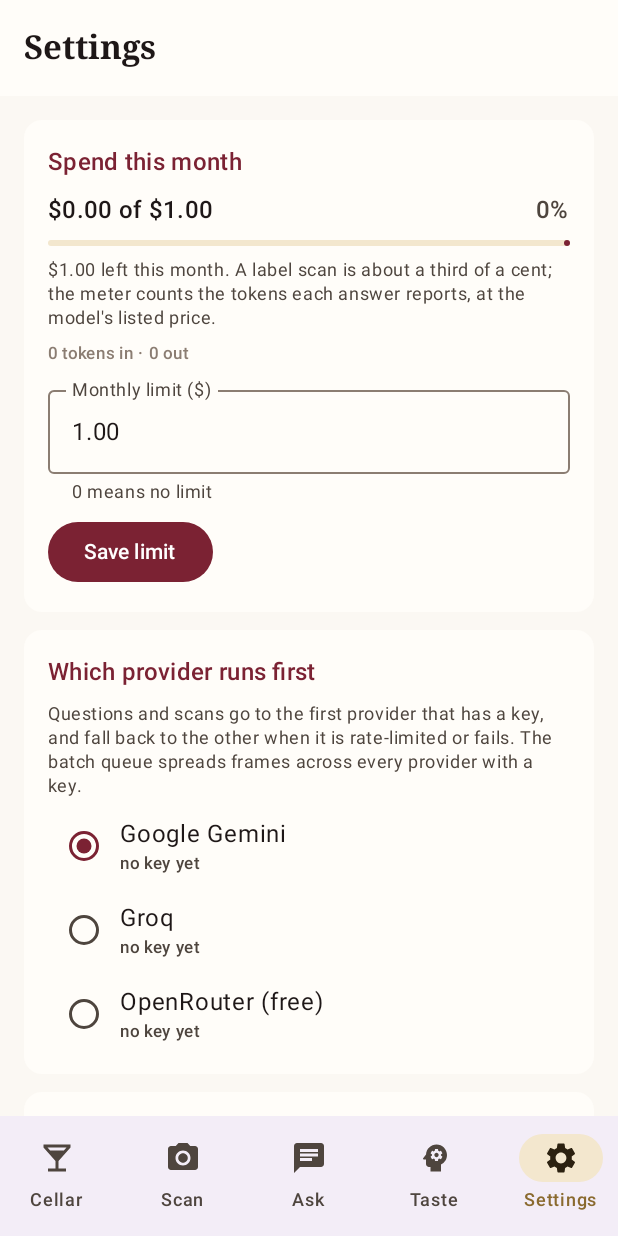
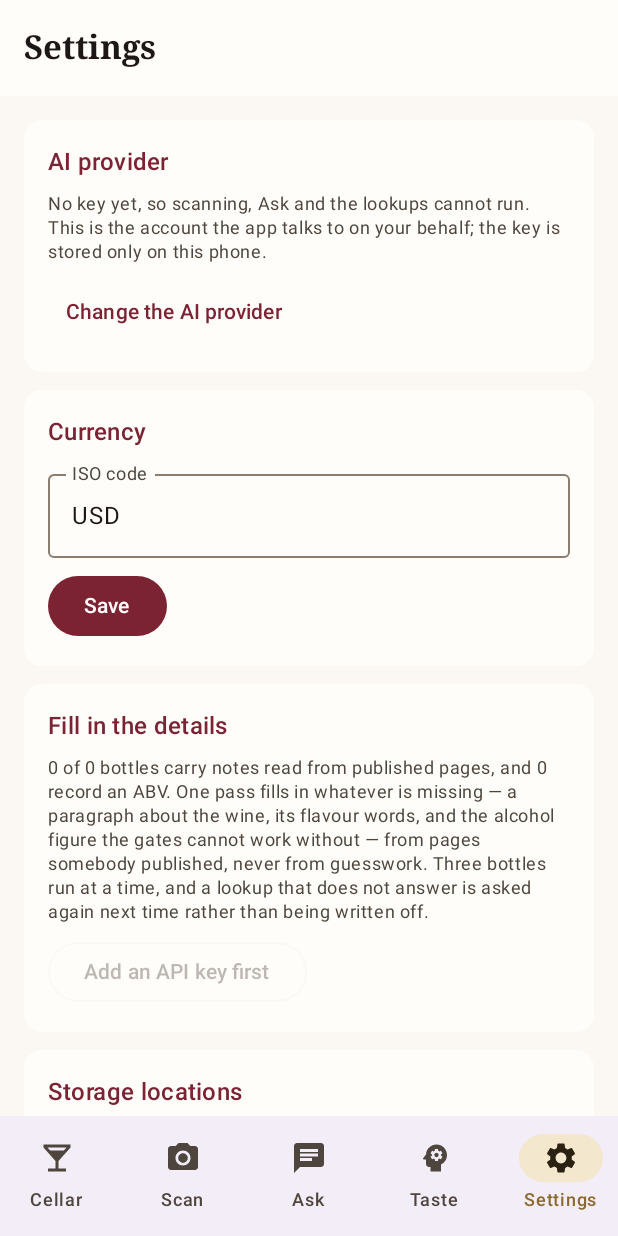
Before and after one commit to iairj84/vinoteca, an Android app built with Jetpack Compose: the SettingsScreen screen opened through its navigation route, on a phone screen of 412 x 824 dp. Run offline under Robolectric (Android 15) with nearby library versions, the phone set to English and light mode, and no system bars; pictures from the network do not load.

Commit message:
One pass for the details, and a Settings a person can read
The cellar had two fill-in jobs and two buttons, so a bottle missing both
notes and an ABV went through the queue twice; one lookup answers both.
They are now one "Fill in the details" action that walks each incomplete
bottle once, three at a time, retries a lookup that never answered, and
offers "Look again" for the bottles whose pages printed nothing.

Settings opened with spend, provider order, API keys, base URLs and three
model lists. All of that sits behind one AI provider card now, and the
cellar's own tools come first.

The Taste tab also renders what it can and prints the message from
anything it could not read, instead of closing the app on the way in.

🤖 Generated with Codebuff
Co-Authored-By: Codebuff <noreply@codebuff.com>

```diff
--- a/app/src/main/java/com/wineverdict/app/AppGraph.kt
+++ b/app/src/main/java/com/wineverdict/app/AppGraph.kt
@@ -2,11 +2,10 @@ package com.wineverdict.app
 
 import android.content.Context
 import com.wineverdict.app.ai.AiClient
-import com.wineverdict.app.data.AlcoholBackfill
 import com.wineverdict.app.data.CellarRepository
 import com.wineverdict.app.data.ChatRepository
+import com.wineverdict.app.data.DetailsBackfill
 import com.wineverdict.app.data.InsightStore
-import com.wineverdict.app.data.NotesBackfill
 import com.wineverdict.app.data.PalateFile
 import com.wineverdict.app.data.PalateProfile
 import com.wineverdict.app.data.PalateRules
@@ -45,9 +44,7 @@ object AppGraph {
         private set
     lateinit var insights: InsightStore
         private set
-    lateinit var notes: NotesBackfill
-        private set
-    lateinit var alcohol: AlcoholBackfill
+    lateinit var details: DetailsBackfill
         private set
     lateinit var updater: Updater
         private set
@@ -83,20 +80,19 @@ object AppGraph {
         scanQueue = ScanQueue(app, settings, taste, cellar, ai, scope)
         // Constructed after taste.briefSource is wired, so the lambda above is what an insight sees.
         insights = InsightStore(app, ai, cellar) { taste.brief() }
-        notes = NotesBackfill(ai, cellar, scope)
-        // The alcohol gate needs a number on the record; most scanned bottles arrive without one.
-        // The job only fills what a published page prints, and never overwrites a figure already there.
-        alcohol = AlcoholBackfill(
+        // One job for everything a bottle is missing: published notes, flavour words and the ABV
+        // the alcohol gate needs. One lookup already answers both, so a bottle is asked about once.
+        details = DetailsBackfill(
             wines = { cellar.data.value.wines },
             lookup = { wine ->
                 val found = ai.sourcedNotes(wine)
                 // A producer's own page often skips the figure; a shop's listing almost always
-                // prints it. Ask that question only when the notes pages did not answer it.
-                // A failure here is thrown, not turned into "no ABV": the backfill leaves that
-                // bottle unstamped and asks it again next time.
+                // prints it. Ask that question only when the notes pages did not answer it. A
+                // failure here is thrown, not turned into "no ABV": the job leaves that bottle
+                // unstamped and asks it again next time.
                 if (found.alcohol != null) found else found.copy(alcohol = ai.abvOf(wine))
             },
-            save = { id, abv, result -> cellar.applyAlcoholLookup(id, abv, result) },
+            save = { id, abv, result -> cellar.applyDetails(id, abv, result) },
             scope = scope
         )
         updater = Updater(app)
--- a/app/src/main/java/com/wineverdict/app/ui/SettingsScreen.kt
+++ b/app/src/main/java/com/wineverdict/app/ui/SettingsScreen.kt
@@ -59,9 +59,9 @@ import androidx.lifecycle.compose.collectAsStateWithLifecycle
 import com.wineverdict.app.AppGraph
 import com.wineverdict.app.BuildConfig
 import com.wineverdict.app.ai.AiProvider
-import com.wineverdict.app.data.AlcoholBackfill
 import com.wineverdict.app.data.Backup
 import com.wineverdict.app.data.BackupFile
+import com.wineverdict.app.data.DetailsBackfill
 import com.wineverdict.app.data.ImportPreview
 import com.wineverdict.app.data.SettingsStore
 import com.wineverdict.app.data.SpendMeter
@@ -81,8 +81,8 @@ fun SettingsScreen(onOpenAdvancedTaste: () -> Unit = {}) {
     val scope = rememberCoroutineScope()
     val snackbarHostState = remember { SnackbarHostState() }
     val data by AppGraph.cellar.data.collectAsStateWithLifecycle()
-    val backfill by AppGraph.notes.progress.collectAsStateWithLifecycle()
-    val abvBackfill by AppGraph.alcohol.progress.collectAsStateWithLifecycle()
+    val fill by AppGraph.details.progress.collectAsStateWithLifecycle()
+    var showAi by remember { mutableStateOf(false) }
 
     var currency by remember { mutableStateOf(AppGraph.settings.currency) }
     var primaryProvider by remember { mutableStateOf(AppGraph.settings.primaryProvider) }
@@ -284,6 +284,28 @@ fun SettingsScreen(onOpenAdvancedTaste: () -> Unit = {}) {
                 .padding(16.dp),
             verticalArrangement = Arrangement.spacedBy(12.dp)
         ) {
+            SectionCard("AI provider") {
+                val saved = AiProvider.entries.filter { AppGraph.settings.key(it).isNotBlank() }
+                Text(
+                    if (saved.isEmpty()) {
+                        "No key yet, so scanning, Ask and the lookups cannot run. This is the " +
+                            "account the app talks to on your behalf; the key is stored only on this " +
+                            "phone."
+                    } else {
+                        "${saved.joinToString(" and ") { it.label }} " +
+                            (if (saved.size == 1) "is" else "are") +
+                            " answering. Keys, models and this month's spend are below — you only " +
+                            "need them when something stops working, or to change the account."
+                    },
+                    style = MaterialTheme.typography.bodySmall,
+                    color = MaterialTheme.colorScheme.onSurfaceVariant
+                )
+                TextButton(onClick = { showAi = !showAi }) {
+                    Text(if (showAi) "Hide the AI details" else "Change the AI provider")
+                }
+            }
+
+            if (showAi) {
             SpendSection()
 
             SectionCard("Which provider runs first") {
@@ -353,6 +375,7 @@ fun SettingsScreen(onOpenAdvancedTaste: () -> Unit = {}) {
                     }
                 )
             }
+            }
 
             SectionCard("Currency") {
                 OutlinedTextField(
@@ -373,108 +396,64 @@ fun SettingsScreen(onOpenAdvancedTaste: () -> Unit = {}) {
                 }
             }
 
-            SectionCard("Reference notes") {
-                val unchecked = data.wines.count {
-                    it.notesCheckedAt == 0L && (it.name.isNotBlank() || it.producer.isNotBlank())
-                }
-                val checked = data.wines.count { it.notesCheckedAt > 0L }
+            SectionCard("Fill in the details") {
+                val pending = DetailsBackfill.pending(data.wines).size
+                val withNotes = data.wines.count { it.notesCheckedAt > 0L }
+                val withAbv = data.wines.count { it.alcohol != null }
+                val missing = data.wines.count { it.alcohol == null || it.notesCheckedAt == 0L }
                 val rpm = AppGraph.settings.requestsPerMinute(primaryProvider).coerceAtLeast(1)
-                val minutes = (unchecked + rpm - 1) / rpm
+                val minutes = (pending * 2 + rpm - 1) / rpm
                 val hasKey = AiProvider.entries.any { AppGraph.settings.key(it).isNotBlank() }
                 Text(
-                    "$checked of ${data.wines.size} bottles carry a check against published notes. " +
-                        "A check searches the web itself and reads what writers published about that " +
-                        "producer, cuvée and vintage, then keeps the note with the pages it came from. " +
-                        "No extra service is needed — one API key is enough — and it is what lets Ask " +
-                        "say something about the wine instead of guessing from its grape.",
+                    "$withNotes of ${data.wines.size} bottles carry notes read from published pages, " +
+                        "and $withAbv record an ABV. One pass fills in whatever is missing — a " +
+                        "paragraph about the wine, its flavour words, and the alcohol figure the " +
+                        "gates cannot work without — from pages somebody published, never from " +
+                        "guesswork. Three bottles run at a time, and a lookup that does not answer " +
+                        "is asked again next time rather than being written off.",
                     style = MaterialTheme.typography.bodySmall,
                     color = MaterialTheme.colorScheme.onSurfaceVariant
                 )
-                if (unchecked > 0) {
+                if (pending > 0) {
                     Text(
-                        "$unchecked still unchecked — about $minutes minutes at $rpm a minute. " +
-                            "Keep the app open; it can be stopped and started again without repeating a bottle.",
+                        "$pending bottles still have something missing — about $minutes minutes. " +
+                            "Keep the app open; it can be stopped and carried on.",
+                        style = MaterialTheme.typography.labelSmall,
+                        color = MaterialTheme.colorScheme.outline
+                    )
+                } else if (missing > 0) {
+                    Text(
+                        "$missing bottles were looked up and a fact is still missing from the " +
+                            "pages. A page published since can turn an unknown into a number, so " +
+                            "they can be asked again.",
                         style = MaterialTheme.typography.labelSmall,
                         color = MaterialTheme.colorScheme.outline
                     )
                 }
-                if (backfill.running) {
+                if (fill.running) {
                     Text(
-                        "${(backfill.done + 1).coerceAtMost(backfill.total)} of ${backfill.total} · ${backfill.current}",
+                        "${(fill.done + 1).coerceAtMost(fill.total)} of ${fill.total} · ${fill.current}",
                         style = MaterialTheme.typography.bodySmall
                     )
-                    TextButton(onClick = { AppGraph.notes.cancel() }) { Text("Stop") }
+                    TextButton(onClick = { AppGraph.details.cancel() }) { Text("Stop") }
                 } else {
                     OutlinedButton(
-                        onClick = { AppGraph.notes.start() },
-                        enabled = unchecked > 0 && hasKey
+                        // With nothing new to do, the button still has a job: the bottles whose
+                        // pages printed nothing can be asked again, once they have been looked at.
+                        onClick = { AppGraph.details.start(again = pending == 0) },
+                        enabled = (pending > 0 || missing > 0) && hasKey
                     ) {
                         Text(
                             when {
-                                unchecked == 0 -> "Every bottle checked"
                                 !hasKey -> "Add an API key first"
-                                else -> "Check $unchecked bottles"
+                                pending > 0 -> "Fill in $pending bottles"
+                                missing > 0 -> "Look again at $missing bottles"
+                                else -> "Every bottle is filled in"
                             }
                         )
                     }
                 }
-                backfill.message?.let { message ->
-                    Text(
-                        message,
-                        style = MaterialTheme.typography.bodySmall,
-                        color = MaterialTheme.colorScheme.onSurfaceVariant
-                    )
-                }
-            }
-
-            SectionCard("Alcohol on the labels") {
-                val missing = AlcoholBackfill.pending(data.wines).size
-                val known = data.wines.count { it.alcohol != null }
-                val lookedUp = data.wines.count { it.alcohol == null && it.alcoholCheckedAt > 0L }
-                val rpm = AppGraph.settings.requestsPerMinute(primaryProvider).coerceAtLeast(1)
-                val minutes = (missing + rpm - 1) / rpm
-                val hasKey = AiProvider.entries.any { AppGraph.settings.key(it).isNotBlank() }
-                Text(
-                    "$known of ${data.wines.size} bottles record an ABV. The alcohol gate cannot be " +
-                        "checked without one: a bottle whose number is missing is not a pass and not a " +
-                        "failure, it simply cannot be judged. Filling them reads the same published " +
-                        "pages the notes lookup uses and keeps what a page printed — never an estimate. " +
-                        "A lookup that does not answer is not counted against the bottle: it is " +
-                        "asked again next time.",
-                    style = MaterialTheme.typography.bodySmall,
-                    color = MaterialTheme.colorScheme.onSurfaceVariant
-                )
-                if (missing > 0) {
-                    val alreadyMissed = if (lookedUp > 0) " ($lookedUp already looked up, none found)" else ""
-                    Text(
-                        "$missing without a number$alreadyMissed — about $minutes minutes at " +
-                            "$rpm a minute. Keep the app open; it carries on where it stopped.",
-                        style = MaterialTheme.typography.labelSmall,
-                        color = MaterialTheme.colorScheme.outline
-                    )
-                }
-                if (abvBackfill.running) {
-                    Text(
-                        "${(abvBackfill.done + 1).coerceAtMost(abvBackfill.total)} of " +
-                            "${abvBackfill.total} · ${abvBackfill.current}",
-                        style = MaterialTheme.typography.bodySmall
-                    )
-                    TextButton(onClick = { AppGraph.alcohol.cancel() }) { Text("Stop") }
-                } else {
-                    OutlinedButton(
-                        onClick = { AppGraph.alcohol.start() },
-                        enabled = missing > 0 && hasKey
-                    ) {
-                        Text(
-                            when {
-                                missing == 0 -> "Every bottle has an ABV or a check"
-                                !hasKey -> "Add an API key first"
-                                else -> "Fill in $missing ABVs"
-                            }
-                        )
-                    }
-                }
-                abvBackfill.message?.let { message ->
+                fill.message?.let { message ->
                     Text(
                         message,
                         style = MaterialTheme.typography.bodySmall,
```
Also changed, not shown: app/src/main/java/com/wineverdict/app/data/AlcoholBackfill.kt (deleted, +0 -151 lines), app/src/main/java/com/wineverdict/app/data/CellarRepository.kt (+7 -6 lines), app/src/main/java/com/wineverdict/app/data/DetailsBackfill.kt (added, +182 -0 lines), app/src/main/java/com/wineverdict/app/data/NotesBackfill.kt (deleted, +0 -126 lines), app/src/main/java/com/wineverdict/app/ui/TasteScreen.kt (+31 -9 lines), 4 other files.
